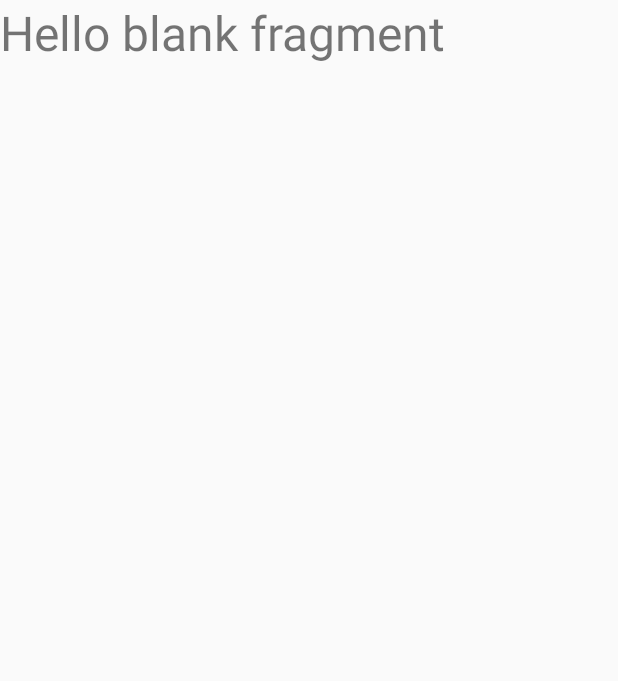
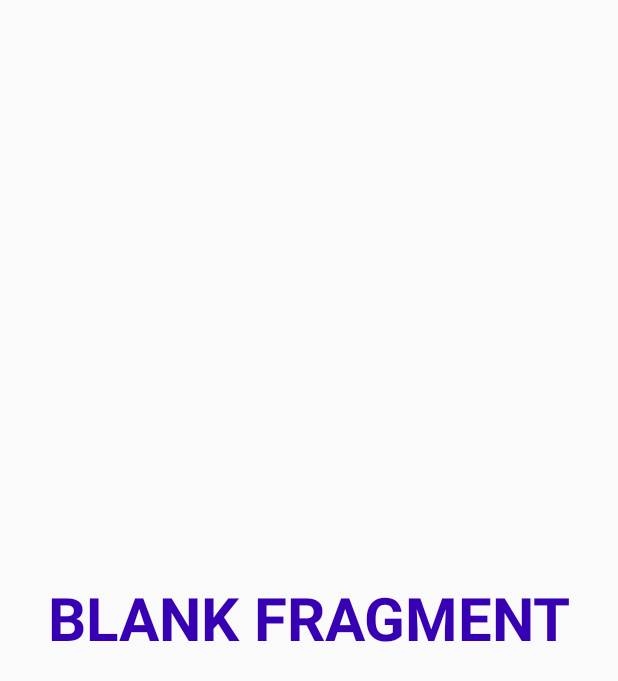
Before and after one commit to ratul-space/Jetpack_Compose_Intro, an Android app built with Jetpack Compose: the screen it shows after launch (MainActivity), on a phone screen of 412 x 824 dp. Shown: the top 681 px of the screen. Run offline under Robolectric (Android 15) with nearby library versions, the phone set to English and light mode, and no system bars.

Commit message:
feat: using xml views in composable function

```diff
--- a/app/src/main/java/com/example/jetpackcomposeintro/MainActivity.kt
+++ b/app/src/main/java/com/example/jetpackcomposeintro/MainActivity.kt
@@ -51,14 +51,13 @@ class MainActivity : ComponentActivity() {
     override fun onCreate(savedInstanceState: Bundle?) {
         super.onCreate(savedInstanceState)
         setContent {
-//            MainActivity()
             ComposeWithXML()
         }
     }
 }
 
 @Composable
-fun ComposeWithXML(){
+fun ComposeWithXML() {
     AndroidView(
         factory = {
             View.inflate(it, R.layout.layout1, null)
@@ -66,13 +65,14 @@ fun ComposeWithXML(){
         modifier = Modifier.fillMaxSize(),
         update = {
             val textView = it.findViewById<TextView>(R.id.text_view)
-          textView.setOnClickListener {
-                textView.text = "View Text Updated"
+            textView.setOnClickListener {
+                textView.text = "Updated TextView"
             }
         }
 
     )
 }
+
 data class User(
     val id: Int
 )
--- a/app/src/main/res/layout/fragment_legacy.xml
+++ b/app/src/main/res/layout/fragment_legacy.xml
@@ -9,6 +9,6 @@
     <TextView
         android:layout_width="match_parent"
         android:layout_height="match_parent"
-        android:text="@string/hello_blank_fragment" />
+        android:text="@string/txt_blank_fragment" />
 
 </FrameLayout>
--- a/app/src/main/res/layout/layout1.xml
+++ b/app/src/main/res/layout/layout1.xml
@@ -1,15 +1,18 @@
 <?xml version="1.0" encoding="utf-8"?>
 <RelativeLayout xmlns:android="http://schemas.android.com/apk/res/android"
-    android:orientation="vertical"
     android:layout_width="match_parent"
-    android:layout_height="match_parent">
+    android:layout_height="match_parent"
+    android:orientation="vertical">
 
     <TextView
         android:id="@+id/text_view"
         android:layout_width="match_parent"
-        android:layout_centerInParent="true"
         android:layout_height="match_parent"
-        android:text="@string/hello_blank_fragment"
-        android:textSize="32sp"/>
+        android:gravity="center"
+        android:text="@string/txt_blank_fragment"
+        android:textAllCaps="true"
+        android:textColor="@color/purple_700"
+        android:textSize="40sp"
+        android:textStyle="bold" />
 
 </RelativeLayout>
--- a/app/src/main/res/values/strings.xml
+++ b/app/src/main/res/values/strings.xml
@@ -2,6 +2,6 @@
     <string name="app_name">Jetpack Compose Intro</string>
     <string name="user_name">Ahnaf hasan rafid (Rayhan)</string>
     <!-- TODO: Remove or change this placeholder text -->
-    <string name="hello_blank_fragment">Hello blank fragment</string>
+    <string name="txt_blank_fragment">Blank fragment</string>
     <string name="txt_i_am_xml_part">I am XML Part</string>
 </resources>
```
